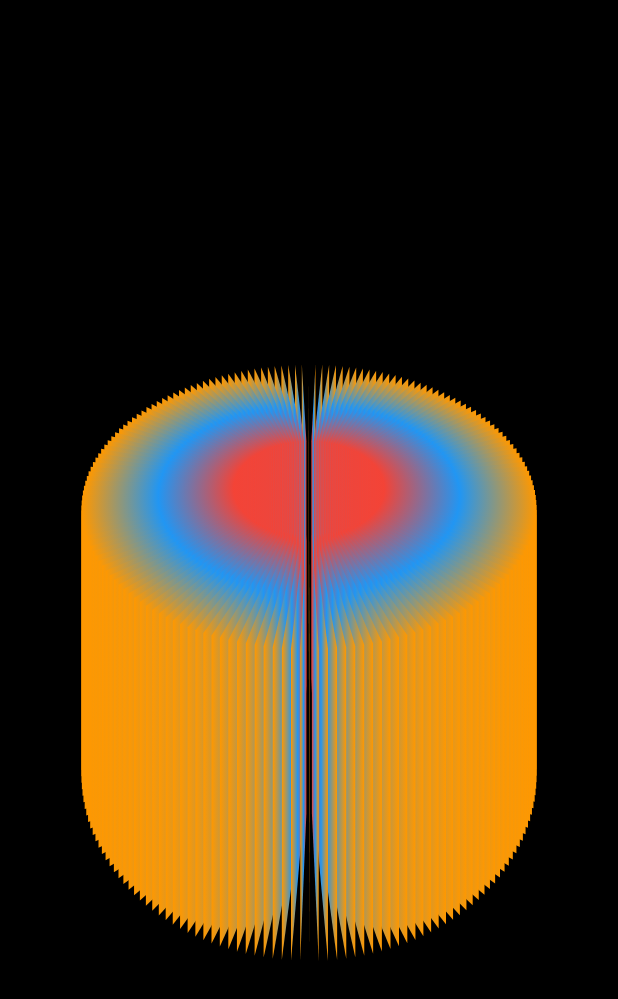
After one commit to nirmal-mazhuvanpilly/flutter-custom-widgets, a Flutter app: the screen it shows after launch, after a tap on "Matrices", on a phone screen of 412 x 824 dp. The commit adds this screen. Shown: the top 999 px of the screen. Run offline on Flutter 3.47's test engine with Material 2 defaults, Android fonts, the phone set to English and light mode, and no system bars; our stand-ins replace cached_network_image, fl_chart, flutter_linkify, lottie, syncfusion_flutter_gauges; missing offline and left inert: rainbow_color.

Commit message:
Cylindrical Rotation Animation with Transform Widgets

```diff
--- a/lib/main.dart
+++ b/lib/main.dart
@@ -7,6 +7,7 @@ import 'package:limoverse_widgets/custom_grid/custom_grid_view.dart';
 import 'package:limoverse_widgets/custom_track_shape.dart';
 import 'package:limoverse_widgets/date_n_time_picker/custom_date_picker.dart'
     as custom_date_picker;
+import 'package:limoverse_widgets/matrices/matrices.dart';
 
 void main() {
   runApp(const MyApp());
@@ -201,6 +202,13 @@ class _HomeState extends State<Home> {
                       builder: (context) => const AnimatedDots()));
                 },
                 child: const Text("Animated Circle Dots")),
+            const HeightWidget(height: 10),
+            TextButton(
+                onPressed: () async {
+                  Navigator.of(context).push(MaterialPageRoute(
+                      builder: (context) => const Matrices()));
+                },
+                child: const Text("Matrices")),
           ],
         ),
       ),
--- /dev/null
+++ b/lib/matrices/matrices.dart
@@ -0,0 +1,168 @@
+import 'dart:math';
+
+import 'package:flutter/material.dart';
+
+class Matrices extends StatefulWidget {
+  const Matrices({super.key});
+
+  @override
+  State<Matrices> createState() => _MatricesState();
+}
+
+class _MatricesState extends State<Matrices>
+    with SingleTickerProviderStateMixin {
+  double x = 100;
+
+  late AnimationController animationController;
+  late Animation<double> firstAnimation;
+  late Animation<double> secondAnimation;
+  late Animation<double> thirdAnimation;
+  late Animation<double> fourthAnimation;
+
+  @override
+  void initState() {
+    super.initState();
+    animationController = AnimationController(
+        vsync: this, duration: const Duration(milliseconds: 10000));
+    firstAnimation = Tween<double>(begin: 0, end: 90).animate(
+        CurvedAnimation(parent: animationController, curve: Curves.linear));
+    secondAnimation = Tween<double>(begin: 90, end: 180).animate(
+        CurvedAnimation(parent: animationController, curve: Curves.linear));
+    thirdAnimation = Tween<double>(begin: 180, end: 270).animate(
+        CurvedAnimation(parent: animationController, curve: Curves.linear));
+    fourthAnimation = Tween<double>(begin: 270, end: 360).animate(
+        CurvedAnimation(parent: animationController, curve: Curves.linear));
+    animationController.repeat();
+  }
+
+  @override
+  void dispose() {
+    animationController.dispose();
+    super.dispose();
+  }
+
+  @override
+  Widget build(BuildContext context) {
+    return Scaffold(
+      backgroundColor: Colors.black,
+      body: Center(
+        child: AnimatedBuilder(
+            animation: animationController,
+            builder: (context, child) {
+              return Transform(
+                transform: Matrix4.identity()..rotateX(45 * pi / 180),
+                alignment: Alignment.center,
+                child: Stack(
+                  alignment: Alignment.center,
+                  children: [
+                    ...List.generate(45, (index) {
+                      return (thirdAnimation.value + (index * 2) < 270)
+                          ? Transform(
+                              transform: Matrix4.identity()
+                                ..setEntry(3, 2, 0.001)
+                                ..rotateY((thirdAnimation.value + (index * 2)) *
+                                    (pi / 180))
+                                ..translate(x),
+                              alignment: FractionalOffset.center,
+                              child: const CustomContainer(),
+                            )
+                          : const SizedBox();
+                    }).reversed,
+                    ...List.generate(45, (index) {
+                      return (thirdAnimation.value + (index * 2) > 270)
+                          ? Transform(
+                              transform: Matrix4.identity()
+                                ..setEntry(3, 2, 0.001)
+                                ..rotateY((thirdAnimation.value + (index * 2)) *
+                                    (pi / 180))
+                                ..translate(x),
+                              alignment: FractionalOffset.center,
+                              child: const CustomContainer(),
+                            )
+                          : const SizedBox();
+                    }),
+                    ...List.generate(45, (index) {
+                      return Transform(
+                        transform: Matrix4.identity()
+                          ..setEntry(3, 2, 0.001)
+                          ..rotateY((fourthAnimation.value + (index * 2)) *
+                              (pi / 180))
+                          ..translate(x),
+                        alignment: FractionalOffset.center,
+                        child: const CustomContainer(),
+                      );
+                    }),
+                    ...List.generate(45, (index) {
+                      return Transform(
+                        transform: Matrix4.identity()
+                          ..setEntry(3, 2, 0.001)
+                          ..rotateY((secondAnimation.value + (index * 2)) *
+                              (pi / 180))
+                          ..translate(x),
+                        alignment: FractionalOffset.center,
+                        child: const CustomContainer(),
+                      );
+                    }).reversed,
+                    ...List.generate(45, (index) {
+                      return (firstAnimation.value + (index * 2) > 90)
+                          ? Transform(
+                              transform: Matrix4.identity()
+                                ..setEntry(3, 2, 0.001)
+                                ..rotateY(
+                                    (firstAnimation.value + 360 + (index * 2)) *
+                                        (pi / 180))
+                                ..translate(x),
+                              alignment: FractionalOffset.center,
+                              child: const CustomContainer(),
+                            )
+                          : const SizedBox();
+                    }).reversed,
+                    ...List.generate(45, (index) {
+                      return (firstAnimation.value + (index * 2) < 90)
+                          ? Transform(
+                              transform: Matrix4.identity()
+                                ..setEntry(3, 2, 0.001)
+                                ..rotateY((firstAnimation.value + (index * 2)) *
+                                    (pi / 180))
+                                ..translate(x),
+                              alignment: FractionalOffset.center,
+                              child: const CustomContainer(),
+                            )
+                          : const SizedBox();
+                    }),
+                  ],
+                ),
+              );
+            }),
+      ),
+    );
+  }
+}
+
+class CustomContainer extends StatelessWidget {
+  const CustomContainer({
+    super.key,
+  });
+
+  @override
+  Widget build(BuildContext context) {
+    return Container(
+      alignment: Alignment.center,
+      height: 250,
+      width: 100,
+      decoration: const BoxDecoration(
+          gradient: LinearGradient(colors: [
+        Colors.red,
+        Colors.blue,
+        Colors.orange,
+      ])),
+      child: Text(
+        "Transform".toUpperCase(),
+        style: const TextStyle(
+            color: Colors.transparent,
+            fontWeight: FontWeight.bold,
+            fontSize: 24),
+      ),
+    );
+  }
+}
```
